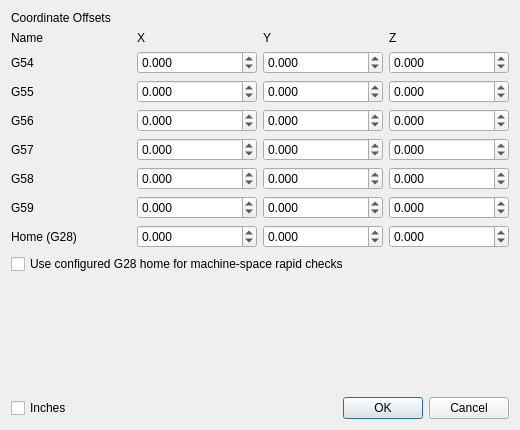
The window that app/ui/generated/dialogs/wcs.ui (MaestroFusion360/easy_gcode_plot) describes before a commit, drawn with Qt 5.
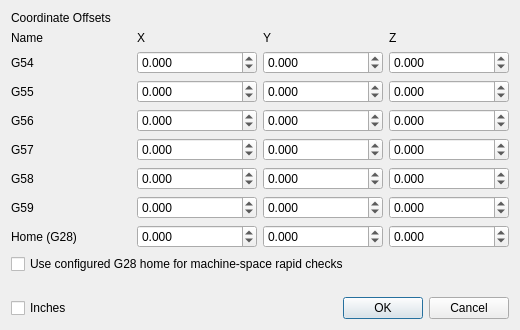
The same window after the commit.

The edit to the form file:
```diff
--- a/app/ui/generated/dialogs/wcs.ui
+++ b/app/ui/generated/dialogs/wcs.ui
@@ -3,10 +3,10 @@
  <class>WcsDlg</class>
  <widget class="QDialog" name="WcsDlg">
   <property name="geometry">
-   <rect><x>0</x><y>0</y><width>520</width><height>430</height></rect>
+   <rect><x>0</x><y>0</y><width>520</width><height>330</height></rect>
   </property>
   <property name="minimumSize">
-   <size><width>520</width><height>430</height></size>
+   <size><width>520</width><height>0</height></size>
   </property>
   <property name="windowTitle"><string>WCS</string></property>
   <layout class="QVBoxLayout" name="verticalLayout">
```
